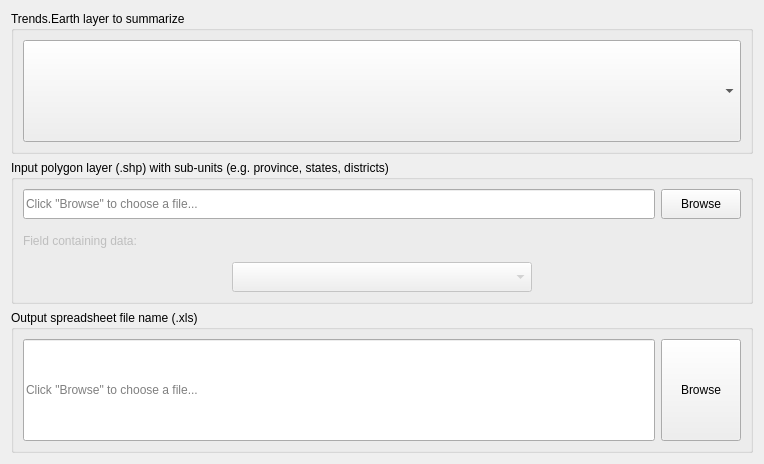
Above: LDMP/gui/WidgetCalcMultSDGSummary.ui from ConservationInternational/trends.earth before the change. Below: the same form after it.
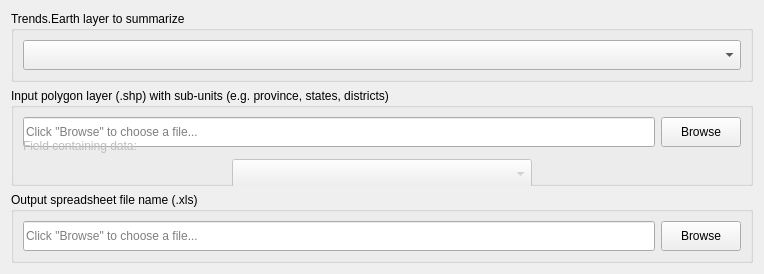
That is the form after the change. Custom widgets are drawn as their Qt base class.

Patch:
```diff
--- a/LDMP/gui/WidgetCalcMultSDGSummary.ui
+++ b/LDMP/gui/WidgetCalcMultSDGSummary.ui
@@ -7,7 +7,7 @@
     <x>0</x>
     <y>0</y>
     <width>764</width>
-    <height>464</height>
+    <height>274</height>
    </rect>
   </property>
   <property name="sizePolicy">
```
